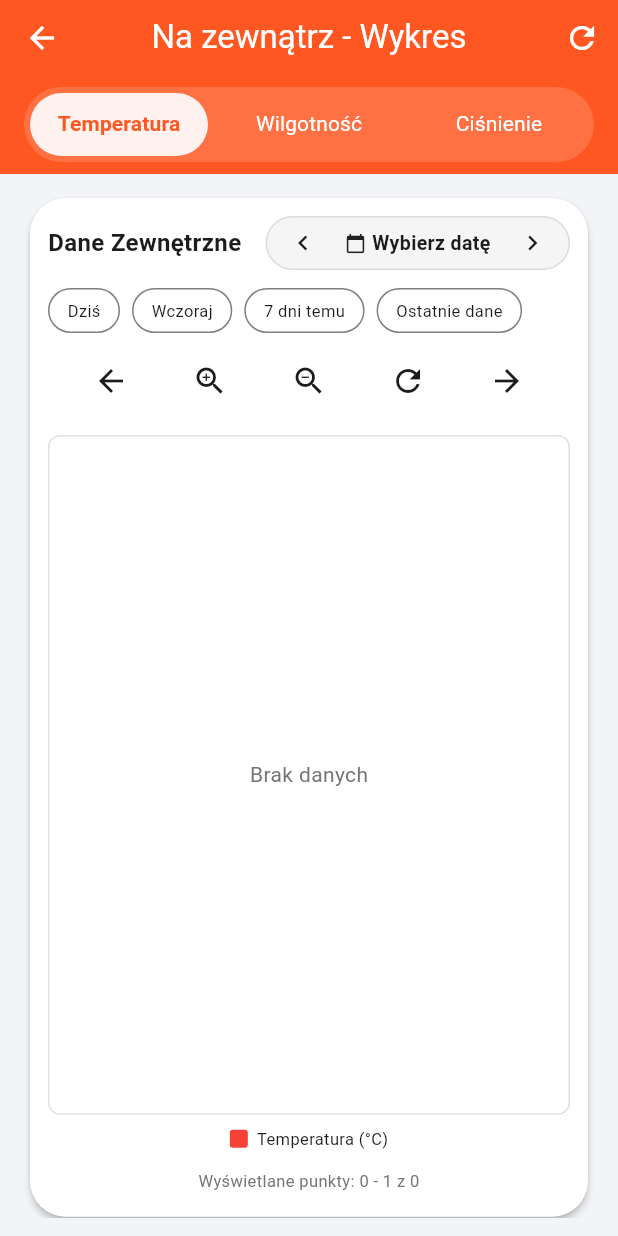
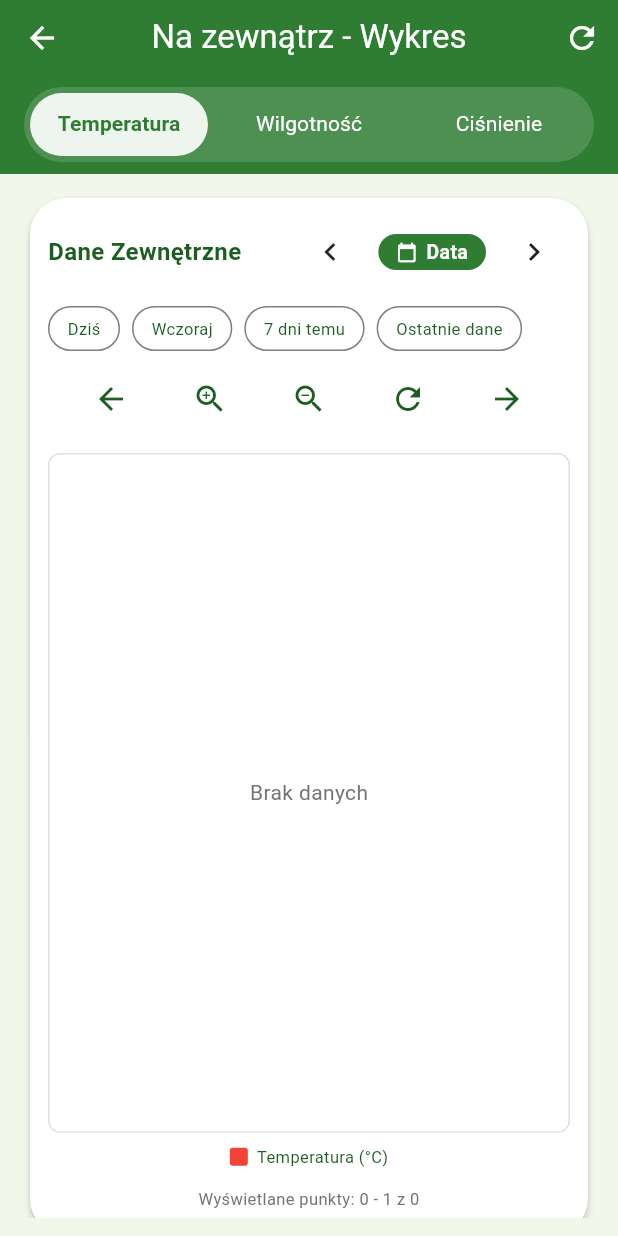
Before and after one commit to Legia-Warszawa/homePulse-iot-front, a Flutter app: the OutsideChartScreen screen opened directly, on a phone screen of 412 x 824 dp. Run offline on Flutter 3.47's test engine with Material 3 defaults, Android fonts, the phone set to English and light mode, and no system bars; our stand-ins replace fl_chart; network calls fail.

Commit message:
probably final

```diff
--- a/lib/screns/outside.dart
+++ b/lib/screns/outside.dart
@@ -101,6 +101,14 @@ class _OutsideChartScreenState extends State<OutsideChartScreen> {
         if (outsideData.isNotEmpty) {
           connectionStatus = 'Połączenie OK! Pobrano dane historyczne.';
           sensorData = message;
+
+          final valid = outsideData.where((d) => d.timestamp != null).toList();
+          if (valid.isNotEmpty) {
+            // Sortujemy chronologicznie
+            valid.sort((a, b) => a.timestamp!.compareTo(b.timestamp!));
+            // Ustawiamy wybraną datę na ostatnią dostępną
+            selectedDate = valid.last.timestamp;
+          }
         } else {
           connectionStatus = 'Połączenie OK, ale brak danych historycznych.';
           sensorData = message;
@@ -131,7 +139,7 @@ class _OutsideChartScreenState extends State<OutsideChartScreen> {
 @override
   Widget build(BuildContext context) {
     // Pobieramy primary color raz, żeby użyć go spójnie
-    final primaryColor = const Color(0xFFFF5722);
+    final primaryColor = const Color(0xFF2E7D32);
 
     return DefaultTabController(
       length: 3,
--- a/lib/theme/app_theme.dart
+++ b/lib/theme/app_theme.dart
@@ -1,22 +1,21 @@
 import 'package:flutter/material.dart';
 
 class AppTheme {
-  // --- Definicje Kolorów ---
+  // --- Definicje Kolorów (ZIELONE) ---
 
   // LIGHT MODE
-  static const Color _lightPrimary = Color(0xFFFF5722);
+  static const Color _lightPrimary = Color(0xFF2E7D32); // Ciemna, elegancka zieleń (Forest Green)
   static const Color _lightOnPrimary = Colors.white;
-  static const Color _lightBackground = Color(0xFFF2F4F7);
+  static const Color _lightBackground = Color(0xFFF1F8E9); // Bardzo jasna mięta/biel
   static const Color _lightSurface = Colors.white;
-  static const Color _lightOnSurface = Color(0xFF1A1C1E);
+  static const Color _lightOnSurface = Color(0xFF1B5E20); // Bardzo ciemna zieleń dla tekstu
 
-  // DARK MODE (Deep Tech)
-  // static const Color _darkPrimary = Color(0xFFFF8A65); // Neon Orange
-  static const Color _darkPrimary = Color(0xFFFF5722); // Nowy Orange
-  static const Color _darkOnPrimary = Color(0xFFFF5722);
-  static const Color _darkBackground = Color(0xFF121212); // Czysta czerń lub bardzo ciemny szary
+  // DARK MODE
+  static const Color _darkPrimary = Color(0xFF4CAF50); // Jaśniejsza, żywa zieleń
+  static const Color _darkOnPrimary = Colors.white;
+  static const Color _darkBackground = Color(0xFF121212); // Czysta czerń
   static const Color _darkSurface = Color(0xFF1E1E24); // Grafit kart
-  static const Color _darkOnSurface = Color(0xFFE2E2E6);
+  static const Color _darkOnSurface = Color(0xFFE8F5E9); // Jasny miętowy biały dla tekstu
 
   static final ThemeData lightTheme = ThemeData(
     useMaterial3: true,
@@ -27,14 +26,15 @@ class AppTheme {
       onPrimary: _lightOnPrimary,
       surface: _lightSurface,
       onSurface: _lightOnSurface,
-      secondary: Color(0xFF039BE5),
+      secondary: Color(0xFF66BB6A), // Akcentowa zieleń
     ),
     appBarTheme: const AppBarTheme(
       backgroundColor: _lightPrimary,
       foregroundColor: Colors.white,
       elevation: 0,
+      centerTitle: true,
     ),
-    cardTheme: CardThemeData( // Używamy CardThemeData
+    cardTheme: CardThemeData(
       color: _lightSurface,
       elevation: 2,
       shape: RoundedRectangleBorder(borderRadius: BorderRadius.circular(24)),
@@ -48,23 +48,24 @@ class AppTheme {
     colorScheme: const ColorScheme.dark(
       primary: _darkPrimary,
       onPrimary: _darkOnPrimary,
-      surface: _darkSurface, // To sprawia, że karty są grafitowe, a nie białe
+      surface: _darkSurface,
       onSurface: _darkOnSurface,
-      secondary: Color(0xFF4FC3F7),
+      secondary: Color(0xFF81C784),
     ),
     appBarTheme: const AppBarTheme(
-      backgroundColor: Color(0xFFFF5722),
+      backgroundColor: _darkPrimary, // Zielony AppBar w trybie ciemnym
       foregroundColor: Colors.white,
       elevation: 0,
+      centerTitle: true,
     ),
     cardTheme: CardThemeData(
-      color: _darkSurface, // Grafitowe tło karty
+      color: _darkSurface,
       elevation: 4,
       shadowColor: Colors.black54,
       shape: RoundedRectangleBorder(borderRadius: BorderRadius.circular(24)),
     ),
     iconTheme: const IconThemeData(
-      color: Colors.white,
+      color: Colors.white, // Białe ikony w ciemnym motywie
     ),
   );
 }
--- a/lib/widget/chart/Interactive_outside_chart.dart
+++ b/lib/widget/chart/Interactive_outside_chart.dart
@@ -1,7 +1,7 @@
 import 'dart:math' as math;
 import 'package:flutter/material.dart';
 import 'package:fl_chart/fl_chart.dart';
-import 'package:intl/intl.dart'; // Wymagane do formatowania daty
+import 'package:intl/intl.dart';
 import '../../model/devices_iot.dart';
 import '../../widget/quick_date_button.dart';
 
@@ -63,7 +63,7 @@ class _InteractiveOutsideChartState extends State<InteractiveOutsideChart> {
 
   List<EspOutside_1> get _activeData => _getFilteredDataByDay();
 
-  // --- ORYGINALNE KOLORY I STYLE ---
+  // --- KOLORY I STYLE (Twoje oryginalne) ---
   List<LineChartBarData> _barsForTab(int tab) {
     final list = _activeData;
     final spots = list.asMap().entries.map((e) {
@@ -93,6 +93,7 @@ class _InteractiveOutsideChartState extends State<InteractiveOutsideChart> {
         barWidth: 2,
         dotData: FlDotData(show: false),
         preventCurveOverShooting: true,
+        belowBarData: BarAreaData(show: false), // Brak tła pod wykresem
       ),
     ];
   }
@@ -148,6 +149,32 @@ class _InteractiveOutsideChartState extends State<InteractiveOutsideChart> {
     }
   }
 
+  // --- GESTY ---
+  void _handleDragUpdate(DragUpdateDetails details, double chartWidth) {
+    if (_activeData.isEmpty) return;
+
+    final double range = maxX - minX;
+    final double sensitivity = range / chartWidth;
+    final double delta = -details.primaryDelta! * sensitivity;
+
+    setState(() {
+      double newMinX = minX + delta;
+      double newMaxX = maxX + delta;
+
+      if (newMinX < 0) {
+        newMinX = 0;
+        newMaxX = range;
+      }
+      if (newMaxX > _activeData.length) {
+        newMaxX = _activeData.length.toDouble();
+        newMinX = newMaxX - range;
+      }
+
+      minX = newMinX;
+      maxX = newMaxX;
+    });
+  }
+
   void _panLeft() {
     setState(() {
       if (minX > 0) {
@@ -199,10 +226,9 @@ class _InteractiveOutsideChartState extends State<InteractiveOutsideChart> {
   Widget build(BuildContext context) {
     final data = _getFilteredDataByDay();
     final mq = MediaQuery.of(context);
-    final isDark = Theme.of(context).brightness == Brightness.dark;
+    final theme = Theme.of(context);
+    final isDark = theme.brightness == Brightness.dark;
 
-    // --- ZMIANA 1: ZWIĘKSZONA WYSOKOŚĆ ---
-    // Było 0.35, dajemy 0.55 żeby wykres był duży i czytelny
     final double chartHeight = (mq.size.height * 0.55).clamp(
       250.0,
       mq.size.height * 0.75,
@@ -217,7 +243,7 @@ class _InteractiveOutsideChartState extends State<InteractiveOutsideChart> {
           child: Column(
             crossAxisAlignment: CrossAxisAlignment.start,
             children: [
-              // --- ZMIANA 2: NAGŁÓWEK Z DATĄ W ROGU ---
+              // --- NAGŁÓWEK ---
               Row(
                 mainAxisAlignment: MainAxisAlignment.spaceBetween,
                 children: [
@@ -226,23 +252,23 @@ class _InteractiveOutsideChartState extends State<InteractiveOutsideChart> {
                     style: TextStyle(fontSize: 16, fontWeight: FontWeight.bold),
                   ),
 
-                  // Kapsułka z datą (Strzałki + Kalendarz) w prawym rogu
-                  Container(
-                    height: 36,
-                    decoration: BoxDecoration(
-                      color: isDark ? Colors.white.withOpacity(0.1) : Colors.grey[100],
-                      borderRadius: BorderRadius.circular(20),
-                      border: Border.all(color: Colors.grey.withOpacity(0.3)),
-                    ),
-                    child: Row(
+                  // --- NOWY UKŁAD: STRZAŁKI NA ZEWNĄTRZ ---
+                  Row(
                     mainAxisSize: MainAxisSize.min,
                     children: [
+                      // Strzałka w lewo
                       IconButton(
-                          icon: const Icon(Icons.chevron_left, size: 20),
+                        icon: const Icon(Icons.chevron_left, size: 24),
+                        color: isDark ? Colors.white : Colors.black87, // Kolor adaptacyjny
                         onPressed: widget.onSelectPreviousDay,
                         padding: EdgeInsets.zero,
-                          constraints: const BoxConstraints(minWidth: 32),
+                        constraints: const BoxConstraints(), // Usuwa domyślne marginesy
+                        tooltip: 'Poprzedni dzień',
                       ),
+
+                      const SizedBox(width: 8),
+
+                      // Kapsułka z datą (mniejsza)
                       InkWell(
                         onTap: () async {
                           final picked = await showDatePicker(
@@ -255,43 +281,57 @@ class _InteractiveOutsideChartState extends State<InteractiveOutsideChart> {
                             widget.onDateSelected?.call(picked);
                           }
                         },
-                          child: Padding(
-                            padding: const EdgeInsets.symmetric(horizontal: 4.0),
+                        borderRadius: BorderRadius.circular(20),
+                        child: Container(
+                          height: 24, // Mniejsza wysokość
+                          padding: const EdgeInsets.symmetric(horizontal: 12),
+                          decoration: BoxDecoration(
+                            color: theme.colorScheme.primary, // Tło Primary
+                            borderRadius: BorderRadius.circular(20),
+                          ),
+                          alignment: Alignment.center,
                           child: Row(
                             children: [
-                                const Icon(Icons.calendar_today, size: 14),
-                                const SizedBox(width: 4),
+                              const Icon(Icons.calendar_today, size: 14, color: Colors.white),
+                              const SizedBox(width: 6),
                               Text(
                                 widget.selectedDate != null
-                                      ? DateFormat('dd.MM.yyyy').format(widget.selectedDate!)
-                                      : 'Wybierz datę',
-                                  style: const TextStyle(fontWeight: FontWeight.bold, fontSize: 13),
+                                    ? DateFormat('dd/MM').format(widget.selectedDate!)
+                                    : 'Data',
+                                style: const TextStyle(
+                                  fontWeight: FontWeight.bold,
+                                  fontSize: 13,
+                                  color: Colors.white,
+                                ),
                               ),
                             ],
                           ),
                         ),
                       ),
+
+                      const SizedBox(width: 8),
+
+                      // Strzałka w prawo
                       IconButton(
-                          icon: const Icon(Icons.chevron_right, size: 20),
+                        icon: const Icon(Icons.chevron_right, size: 24),
+                        color: isDark ? Colors.white : Colors.black87, // Kolor adaptacyjny
                         onPressed: widget.onSelectNextDay,
                         padding: EdgeInsets.zero,
-                          constraints: const BoxConstraints(minWidth: 32),
+                        constraints: const BoxConstraints(),
+                        tooltip: 'Następny dzień',
                       ),
                     ],
-                    ),
                   ),
                 ],
               ),
 
               const SizedBox(height: 12),
 
-              // --- SZYBKIE FILTRY (Dziś/Wczoraj/7 dni) ---
-              // Zostawiamy je pod tytułem, bo są wygodne
+              // --- FILTRY ---
               widget.onSelectToday != null
                   ? SingleChildScrollView(
                       scrollDirection: Axis.horizontal,
                       child: SizedBox(
-                        // width: MediaQuery.of(context).size.width, // Opcjonalne
                         child: Row(
                           mainAxisSize: MainAxisSize.min,
                           children: [
@@ -334,7 +374,7 @@ class _InteractiveOutsideChartState extends State<InteractiveOutsideChart> {
 
               const SizedBox(height: 8),
 
-              // --- PRZYCISKI KONTROLNE (STARE IKONY) ---
+              // --- KONTROLKI ---
               Row(
                 mainAxisAlignment: MainAxisAlignment.spaceEvenly,
                 children: [
@@ -348,7 +388,7 @@ class _InteractiveOutsideChartState extends State<InteractiveOutsideChart> {
 
               const SizedBox(height: 12),
 
-              // --- WYKRES (ORYGINALNY WYGLĄD + WIĘKSZY ROZMIAR) ---
+              // --- WYKRES ---
               Container(
                 height: chartHeight,
                 width: double.infinity,
@@ -366,7 +406,12 @@ class _InteractiveOutsideChartState extends State<InteractiveOutsideChart> {
                             style: TextStyle(color: Colors.grey[600]),
                           ),
                         )
-                      : LineChart(
+                      : GestureDetector(
+                          onHorizontalDragUpdate: (details) {
+                            final width = context.size?.width ?? mq.size.width;
+                            _handleDragUpdate(details, width);
+                          },
+                          child: LineChart(
                             LineChartData(
                               minX: minX,
                               maxX: maxX,
@@ -376,11 +421,9 @@ class _InteractiveOutsideChartState extends State<InteractiveOutsideChart> {
                               lineTouchData: LineTouchData(
                                 enabled: true,
                                 touchTooltipData: LineTouchTooltipData(
-                                // STARY STYL TOOLTIPA (z poprawką na nowe API)
                                   tooltipPadding: const EdgeInsets.all(8),
                                   tooltipMargin: 12,
-                                fitInsideHorizontally: true,
-                                fitInsideVertically: true,
+                                  getTooltipColor: (touchedSpot) => isDark ? Colors.white : Colors.black87,
                                   getTooltipItems: (touchedSpots) {
                                     return touchedSpots.map((spot) {
                                           final idx = spot.x.toInt();
@@ -389,17 +432,17 @@ class _InteractiveOutsideChartState extends State<InteractiveOutsideChart> {
                                             if (activeTab == 0) {
                                               return LineTooltipItem(
                                                 'Temp: ${d.temperature.toStringAsFixed(1)}°C\n${d.timestamp!.hour.toString().padLeft(2, '0')}:${d.timestamp!.minute.toString().padLeft(2, '0')}',
-                                              TextStyle(color: Theme.of(context).cardTheme.color),
+                                                TextStyle(color: isDark ? Colors.black : Colors.white),
                                               );
                                             } else if (activeTab == 1) {
                                               return LineTooltipItem(
                                                 'Wilgotność: ${d.humidity.toStringAsFixed(1)}%\n${d.timestamp!.hour.toString().padLeft(2, '0')}:${d.timestamp!.minute.toString().padLeft(2, '0')}',
-                                              TextStyle(color: Theme.of(context).cardTheme.color),
+                                                TextStyle(color: isDark ? Colors.black : Colors.white),
                                               );
                                             } else {
                                               return LineTooltipItem(
                                                 'Ciśnienie: ${d.pressure.toStringAsFixed(0)} hPa\n${d.timestamp!.hour.toString().padLeft(2, '0')}:${d.timestamp!.minute.toString().padLeft(2, '0')}',
-                                              TextStyle(color: Theme.of(context).cardTheme.color),
+                                                TextStyle(color: isDark ? Colors.black : Colors.white),
                                               );
                                             }
                                           }
@@ -486,10 +529,11 @@ class _InteractiveOutsideChartState extends State<InteractiveOutsideChart> {
                           ),
                         ),
                 ),
+              ),
 
               const SizedBox(height: 8),
 
-              // --- LEGENDA (BEZ ZMIAN) ---
+              // --- LEGENDA ---
               Row(
                 mainAxisAlignment: MainAxisAlignment.center,
                 children: [
@@ -510,7 +554,7 @@ class _InteractiveOutsideChartState extends State<InteractiveOutsideChart> {
 
               const SizedBox(height: 8),
 
-              // --- INFORMACJA O PUNKTACH (BEZ ZMIAN) ---
+              // --- LICZNIK ---
               Container(
                 width: double.infinity,
                 padding: const EdgeInsets.symmetric(vertical: 4),
```
Lines whose indentation alone changed are shown as unchanged.
